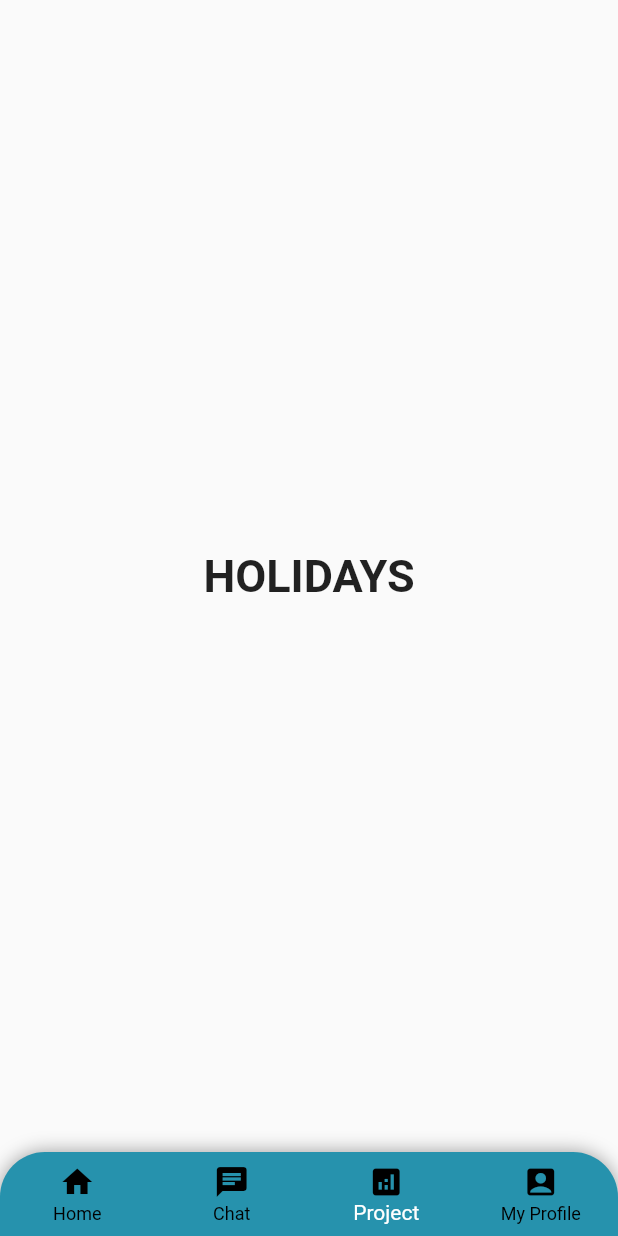
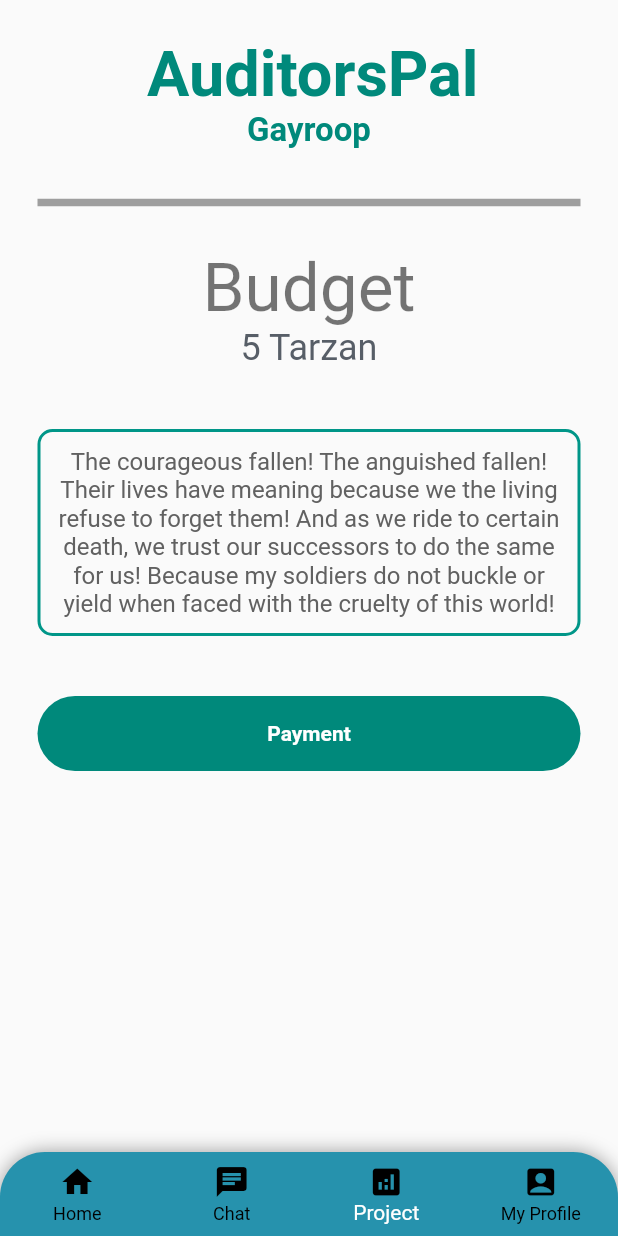
Before and after one commit to AuditorsPal/fyp, a Flutter app: the BottomNavBar screen opened directly, item 3 of the bottom bar chosen, on a phone screen of 412 x 824 dp. Run offline on Flutter 3.47's test engine with Material 2 defaults, Android fonts, the phone set to English and light mode, and no system bars; our stand-ins replace cloud_firestore, date_field, file_picker, firebase_auth, firebase_core, firebase_storage and 4 more; missing offline and left inert: flutter_overlay_loader; accounts and stored records are empty; Roboto replaces fonts that are missing (Varela).

Commit message:
Upload Project is dynamic and is writing data into the project collection in DB. Added static project details page too.

```diff
--- a/lib/screens/OrganizationViews/BottonNavBar.dart
+++ b/lib/screens/OrganizationViews/BottonNavBar.dart
@@ -1,4 +1,5 @@
 import 'package:auditorpal/screens/OrganizationViews/org_profile.dart';
+import 'package:auditorpal/screens/OrganizationViews/project_detail.dart';
 import 'package:flutter/material.dart';
 import 'AuditorCard.dart';
 import 'org_profile.dart';
@@ -18,10 +19,7 @@ class _BottomNavBarState extends State<BottomNavBar> {
   static List<Widget> _widgetOptions = <Widget>[
     Auditor_list(),
     OrgAllChats(),
-    Text(
-      "HOLIDAYS",
-      style: optionStyle,
-    ),
+    project_detail(),
     org_profile(),
   ];
 
--- a/lib/screens/OrganizationViews/organizeeAllChats.dart
+++ b/lib/screens/OrganizationViews/organizeeAllChats.dart
@@ -157,7 +157,7 @@ class _AllChatsState extends State<OrgAllChats> {
                         children: <Widget>[
                           ListTile(
                             leading: CircleAvatar(
-                              backgroundColor: Colors.green,
+                              backgroundColor: Color.fromARGB(255, 38, 146, 173),
                               radius: 25.0,
                               child: Text(data.docs[index]["name"][0],
                                   style: TextStyle(fontSize: 30.0)),
--- /dev/null
+++ b/lib/screens/OrganizationViews/project_detail.dart
@@ -0,0 +1,92 @@
+import 'package:flutter/material.dart';
+
+class project_detail extends StatefulWidget {
+  @override
+  State<project_detail> createState() => _project_detailState();
+}
+
+class _project_detailState extends State<project_detail> {
+  @override
+  Widget build(BuildContext context) {
+    return Scaffold(
+      body: ListView(children: [
+        SizedBox(height: 25.0),
+        Padding(
+          padding: EdgeInsets.only(left: 5),
+          child: Text('AuditorsPal', //Project Name
+              textAlign: TextAlign.center,
+              style: TextStyle(
+                  fontFamily: 'Varela',
+                  fontSize: 42.0,
+                  fontWeight: FontWeight.bold,
+                  color: Colors.teal[600])),
+        ),
+        Center(
+          child: Text('Gayroop', //Company Name
+              style: TextStyle(
+                  fontFamily: 'Varela',
+                  fontSize: 22.0,
+                  fontWeight: FontWeight.bold,
+                  color: Colors.teal[600])),
+        ),
+        SizedBox(height: 25.0),
+        const Divider(
+          height: 20,
+          thickness: 5,
+          indent: 25,
+          endIndent: 25,
+          color: Colors.grey,
+        ),
+        SizedBox(height: 20.0),
+        Center(
+          child: Text(
+            'Budget',
+            style: Theme.of(context).textTheme.headline3,
+          ),
+        ),
+        Center(
+          child: Text(
+            '5 Tarzan',
+            style: TextStyle(
+                color: Color(0xFF575E67), fontFamily: 'Varela', fontSize: 24.0),
+          ),
+        ),
+        SizedBox(height: 40.0),
+        Center(
+          child: Container(
+            decoration: BoxDecoration(
+              border: Border.all(color: Colors.teal, width: 2.0),
+              borderRadius: BorderRadius.circular(10),
+            ),
+            padding: EdgeInsets.all(10),
+            width: MediaQuery.of(context).size.width - 50.0,
+            child: Text(
+                'The courageous fallen! The anguished fallen! Their lives have meaning because we the living refuse to forget them! And as we ride to certain death, we trust our successors to do the same for us! Because my soldiers do not buckle or yield when faced with the cruelty of this world!',
+                textAlign: TextAlign.center,
+                style: TextStyle(
+                    fontFamily: 'Varela',
+                    fontSize: 16.0,
+                    color: Colors.grey[700])),
+          ),
+        ),
+        SizedBox(height: 40.0),
+        Center(
+            child: Container(
+                width: MediaQuery.of(context).size.width - 50.0,
+                height: 50.0,
+                decoration: BoxDecoration(
+                    borderRadius: BorderRadius.circular(25.0),
+                    color: Colors.teal[600]),
+                child: Center(
+                    child: Text(
+                  'Payment',
+                  style: TextStyle(
+                      fontFamily: 'Varela',
+                      fontSize: 14.0,
+                      fontWeight: FontWeight.bold,
+                      color: Colors.white),
+                ))))
+      ]),
+    );
+  }
+}
--- a/lib/screens/OrganizationViews/signuporg.dart
+++ b/lib/screens/OrganizationViews/signuporg.dart
@@ -5,7 +5,6 @@ import 'package:auditorpal/controlller/writeService.dart';
 import 'package:motion_toast/motion_toast.dart';
 import 'package:motion_toast/resources/arrays.dart';
 import 'package:provider/provider.dart';
-
 import '../../Colors.dart';
 import '../login.dart';
 
@@ -25,8 +24,7 @@ class _MyRegisterorgState extends State<MyRegisterorg> {
   final TextEditingController phonenoController = TextEditingController();
   final TextEditingController nameController = TextEditingController();
   final TextEditingController addressController = TextEditingController();
-  final TextEditingController businessdetailController =
-      TextEditingController();
+  final TextEditingController businessdetailController = TextEditingController();
   String error = "";
   @override
   Widget build(BuildContext context) {
--- a/pubspec.yaml
+++ b/pubspec.yaml
@@ -49,6 +49,8 @@ dependencies:
 
   file_picker: ^4.5.1
   url_launcher: ^6.1.2
+  date_field: ^3.0.1
+  intl: ^0.17.0
 
 
 dev_dependencies:
```
Also changed, not shown: lib/controlller/writeService.dart (+10 -10 lines), lib/screens/OrganizationViews/org_profile.dart (+9 -2 lines), lib/screens/OrganizationViews/projectupload.dart (added, +249 -0 lines), pubspec.lock.
